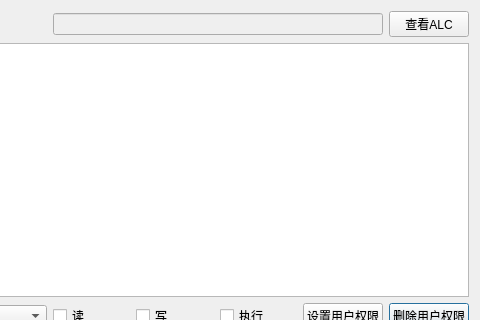
The window that DAC_ACL/alcdialog.ui (liuyufeng509/SecCenter) describes before a commit, drawn with Qt 5; both pictures show x 208 to 688 and y 0 to 320 of the 688 by 404 pixel window.
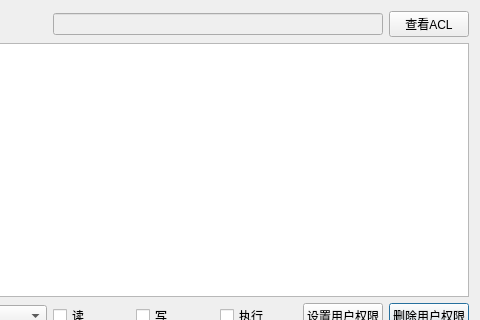
The same window after the commit.

```diff
--- a/DAC_ACL/alcdialog.ui
+++ b/DAC_ACL/alcdialog.ui
@@ -76,7 +76,7 @@
    <item row="0" column="8">
     <widget class="QPushButton" name="getalcButton">
      <property name="text">
-      <string>查看ALC</string>
+      <string>查看ACL</string>
      </property>
     </widget>
    </item>
```
Left out of the diff: 2 changed lines with no effect on the pictures.
